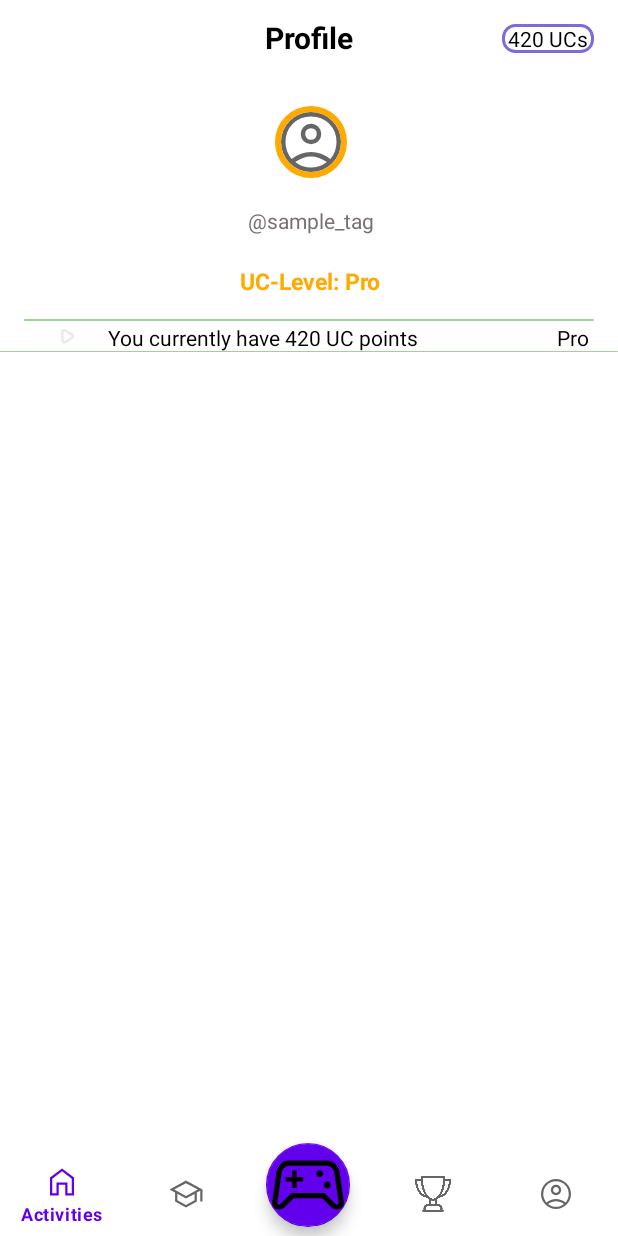
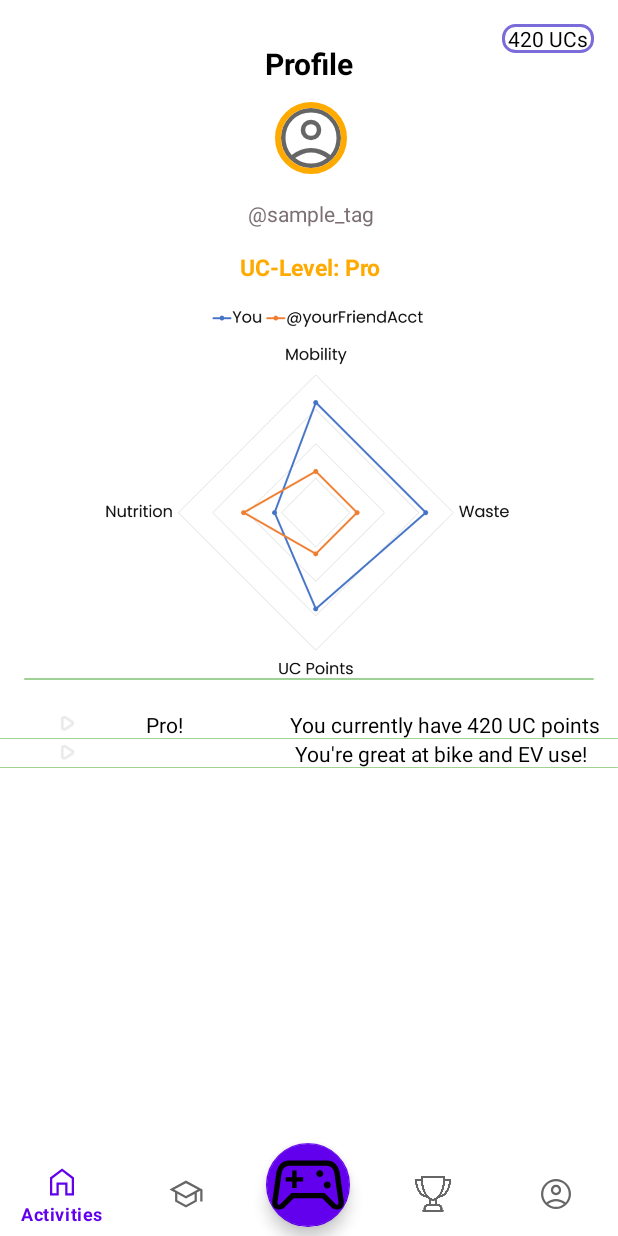
Before and after one commit to PatZintel/uglikis, an Android app: the fragment UserProfileFragment placed in its activity, on a phone screen of 412 x 824 dp. Run offline under Robolectric (Android 15) with nearby library versions, the phone set to English and light mode, and no system bars; our stand-ins replace navigation-ui.

Commit message:
adar radar summary to profilepage

```diff
--- a/app/src/main/java/tc/mds/uglikis/adapter/ProfileStatementsListAdapter.java
+++ b/app/src/main/java/tc/mds/uglikis/adapter/ProfileStatementsListAdapter.java
@@ -16,9 +16,9 @@ import tc.mds.uglikis.model.Profile;
 
 public class ProfileStatementsListAdapter extends RecyclerView.Adapter<ProfileStatementsListAdapter.ViewHolder> {
 
-    //    private List<Profile> profileStatements;
-    private List<String> statementList;
-    private List<String> tagList;
+    private List<Profile> profilestatement_list_item;
+    private String[] statementList;
+    private String[] tagList;
 
     public static class ViewHolder extends RecyclerView.ViewHolder {
 
@@ -50,27 +50,27 @@ public class ProfileStatementsListAdapter extends RecyclerView.Adapter<ProfileSt
 
     }
 
-    public ProfileStatementsListAdapter(List<String> statementList, List<String> tagList) {
+    public ProfileStatementsListAdapter(String[] statementList, String[] tagList) {
         this.statementList = statementList;
         this.tagList = tagList;
     }
 
     @NonNull
     @Override
-    public ProfileStatementsListAdapter.ViewHolder onCreateViewHolder(@NonNull ViewGroup parent, int viewType) {
+    public ViewHolder onCreateViewHolder(@NonNull ViewGroup parent, int viewType) {
         View view = LayoutInflater.from(parent.getContext()).inflate(R.layout.profilestatement_list_item, parent, false);
         return new ViewHolder(view);
     }
 
     @Override
     public void onBindViewHolder(@NonNull ProfileStatementsListAdapter.ViewHolder holder, int position) {
-        holder.getProfileStatementListItemStatement().setText(statementList.get(position));
-        holder.getProfileStatementListItemTag().setText(tagList.get(position));
+        holder.getProfileStatementListItemStatement().setText(statementList[position]);
+        holder.getProfileStatementListItemTag().setText(tagList[position]);
 //        holder.getProfileStatementListItemStanding().setText(String.valueOf(position+4));
     }
 
     @Override
     public int getItemCount() {
-        return statementList.size();
+        return statementList.length;
     }
 }
--- a/app/src/main/java/tc/mds/uglikis/fragments/UserProfileFragment.java
+++ b/app/src/main/java/tc/mds/uglikis/fragments/UserProfileFragment.java
@@ -50,14 +50,13 @@
         private RecyclerView profileStatements_list;
 
 
-
         public UserProfileFragment() {
 
         }
 
 
         @Override
-        public View onCreateView(LayoutInflater inflater, ViewGroup container, Bundle savedInstanceState){
+        public View onCreateView(LayoutInflater inflater, ViewGroup container, Bundle savedInstanceState) {
             View rootView = inflater.inflate(R.layout.fragment_profile, container, false);
 
             profileStatements_list = (RecyclerView) rootView.findViewById(R.id.profileStatements_list);
@@ -65,11 +64,15 @@
             //dummy Data for now
 
             // add stuff
-            List<String> tags = new LinkedList<>();
-            List<String> statements = new LinkedList<>();;
+//            List<String> tags = new LinkedList<>();
+//            List<String> statements = new LinkedList<>();
+//            tags.add("You currently have 420 UC points");
+//            statements.add("Pro");
 
-            tags.add("You currently have 420 UC points");
-            statements.add("Pro");
+            String[] statements = {"You currently have 420 UC points", "You're great at bike and EV use!"};
+            String[] tags = {"Pro!",""};
+
+
 
            /* while(keys.hasNext()) {
                 String key = keys.next();
@@ -92,7 +95,7 @@
             scrollPosition = ((LinearLayoutManager) profileStatements_list.getLayoutManager()).findFirstCompletelyVisibleItemPosition();
             profileStatements_list.scrollToPosition(scrollPosition);
             profileStatements_list.setAdapter(new ProfileStatementsListAdapter(statements, tags));
-            DividerItemDecoration dividerItemDecoration = new DividerItemDecoration(profileStatements_list.getContext(),((LinearLayoutManager) profileStatements_list.getLayoutManager()).getOrientation());
+            DividerItemDecoration dividerItemDecoration = new DividerItemDecoration(profileStatements_list.getContext(), ((LinearLayoutManager) profileStatements_list.getLayoutManager()).getOrientation());
             dividerItemDecoration.setDrawable(ContextCompat.getDrawable(getContext(), R.drawable.divider_leaderboard_list));
             profileStatements_list.addItemDecoration(dividerItemDecoration);
 
--- a/app/src/main/res/layout/fragment_profile.xml
+++ b/app/src/main/res/layout/fragment_profile.xml
@@ -24,25 +24,25 @@
     <androidx.constraintlayout.widget.ConstraintLayout
         android:id="@+id/constraintLayout3"
         android:layout_width="0dp"
-        android:layout_height="214dp"
+        android:layout_height="450dp"
         app:layout_constraintBottom_toBottomOf="parent"
         app:layout_constraintEnd_toEndOf="parent"
         app:layout_constraintHorizontal_bias="0.0"
         app:layout_constraintStart_toStartOf="parent"
         app:layout_constraintTop_toTopOf="parent"
-        app:layout_constraintVertical_bias="0.0">
+        app:layout_constraintVertical_bias="0.00999999">
 
         <androidx.constraintlayout.widget.ConstraintLayout
             android:id="@+id/relativeLayout3"
             android:layout_width="wrap_content"
-            android:layout_height="0dp"
+            android:layout_height="200dp"
             android:orientation="vertical"
-            app:layout_constraintBottom_toBottomOf="parent"
+            app:layout_constraintBottom_toTopOf="@id/radarChartSummaryWidget"
             app:layout_constraintEnd_toEndOf="parent"
             app:layout_constraintHorizontal_bias="0.504"
             app:layout_constraintStart_toStartOf="parent"
             app:layout_constraintTop_toTopOf="parent"
-            app:layout_constraintVertical_bias="1.0">
+            app:layout_constraintVertical_bias="0.0">
 
             <ImageView
                 android:id="@+id/first_profile_pic"
@@ -114,13 +114,28 @@
             app:layout_constraintVertical_bias="1.0"
             app:srcCompat="@drawable/divider_leaderboard_list" />
 
+
+        <ImageView
+            android:id="@+id/radarChartSummaryWidget"
+            android:layout_width="match_parent"
+            android:layout_height="250dp"
+            android:src="@drawable/radar_chart_summary"
+
+            app:layout_constraintBottom_toBottomOf="parent"
+            app:layout_constraintStart_toStartOf="parent"
+            app:layout_constraintTop_toTopOf="parent"
+            app:layout_constraintVertical_bias="1.0"
+
+            />
+
+
     </androidx.constraintlayout.widget.ConstraintLayout>
 
     <androidx.recyclerview.widget.RecyclerView
         android:id="@+id/profileStatements_list"
         android:layout_width="0dp"
         android:layout_height="wrap_content"
-        android:layout_marginTop="1dp"
+        android:layout_marginTop="20dp"
         app:layout_constraintBottom_toBottomOf="parent"
         app:layout_constraintEnd_toEndOf="parent"
         app:layout_constraintHorizontal_bias="0.0"
```
Also changed, not shown: app/src/main/res/drawable/radar_chart_summary.png (added).
